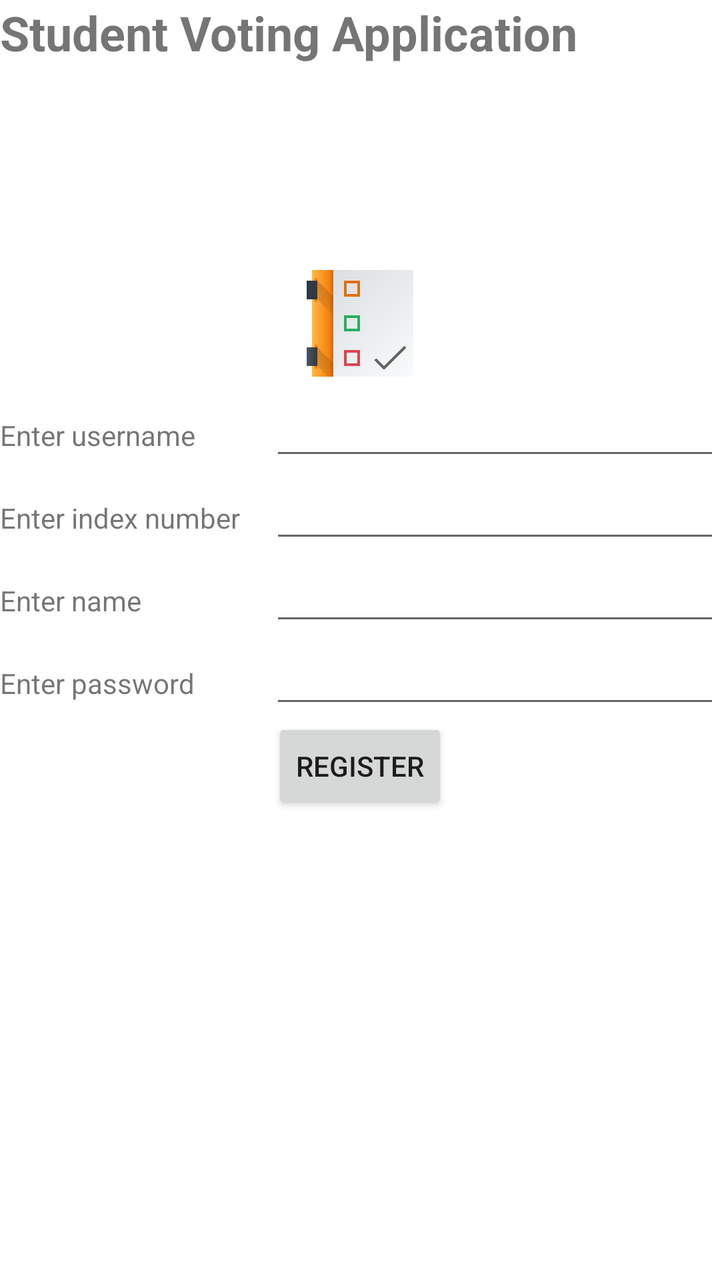
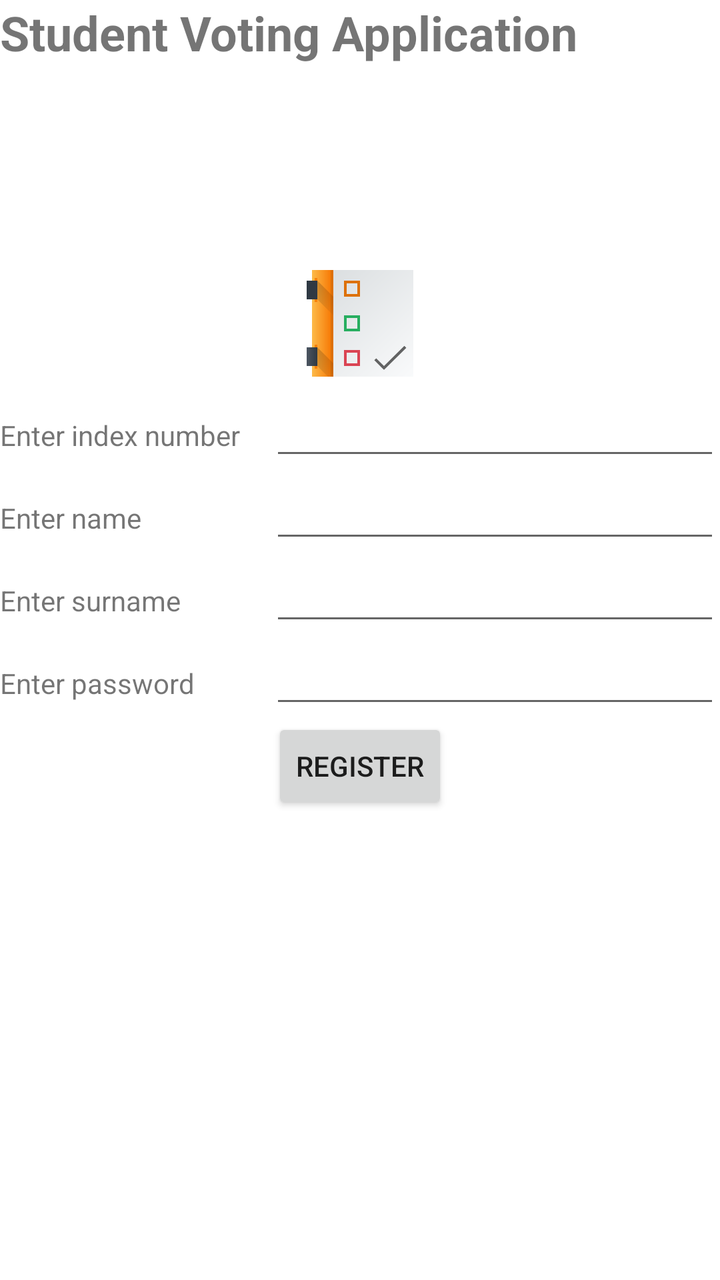

Compare the two renders of this Android layout. The source of the first and the diff that turns it into the second are given below.
<!-- AndroidManifest.xml: application theme Theme.DecideIT -->
<!-- res/layout/activity_register.xml -->
<?xml version="1.0" encoding="utf-8"?>
<LinearLayout xmlns:android="http://schemas.android.com/apk/res/android"
    xmlns:app="http://schemas.android.com/apk/res-auto"
    xmlns:tools="http://schemas.android.com/tools"
    android:id="@+id/main"
    android:layout_width="match_parent"
    android:layout_height="match_parent"
    android:orientation="vertical"
    tools:context=".RegisterActivity"
    tools:ignore="UseCompoundDrawables">

    <TextView
        android:id="@+id/appTitle2"
        android:layout_width="match_parent"
        android:layout_height="wrap_content"
        android:text="@string/AppTitle"
        android:textAlignment="center"
        android:textSize="@dimen/AppTitleSize"
        android:textStyle="bold" />

    <Space
        android:layout_width="match_parent"
        android:layout_height="match_parent"
        android:layout_weight="1" />

    <ImageView
        android:id="@+id/appLogo2"
        android:layout_width="match_parent"
        android:layout_height="wrap_content"
        android:contentDescription="@string/LogoDescription"
        app:srcCompat="@drawable/logo" />

    <LinearLayout
        android:layout_width="match_parent"
        android:layout_height="wrap_content"
        android:orientation="horizontal">

        <TextView
            android:id="@+id/usernameTextView"
            android:layout_width="match_parent"
            android:layout_height="wrap_content"
            android:layout_weight="0.5"
            android:text="@string/RegistrationUsername"
            android:textAlignment="textEnd" />

        <EditText
            android:id="@+id/registerUsernameTextEdit"
            android:layout_width="match_parent"
            android:layout_height="wrap_content"
            android:layout_weight="0.3"
            android:ems="10"
            android:inputType="text"
            tools:ignore="SpeakableTextPresentCheck,TouchTargetSizeCheck" />
    </LinearLayout>
    <LinearLayout
        android:layout_width="match_parent"
        android:layout_height="wrap_content"
        android:orientation="horizontal">

        <TextView
            android:id="@+id/indexTextView"
            android:layout_width="match_parent"
            android:layout_height="wrap_content"
            android:layout_weight="0.5"
            android:text="@string/RegistrationIndex"
            android:textAlignment="textEnd" />

        <EditText
            android:id="@+id/registerIndexTextEdit"
            android:layout_width="match_parent"
            android:layout_height="wrap_content"
            android:layout_weight="0.3"
            android:ems="10"
            android:inputType="text"
            tools:ignore="SpeakableTextPresentCheck,TouchTargetSizeCheck" />
    </LinearLayout>
    <LinearLayout
        android:layout_width="match_parent"
        android:layout_height="wrap_content"
        android:orientation="horizontal">

        <TextView
            android:id="@+id/nameTextView"
            android:layout_width="match_parent"
            android:layout_height="wrap_content"
            android:layout_weight="0.5"
            android:text="@string/RegistrationName"
            android:textAlignment="textEnd" />

        <EditText
            android:id="@+id/registerNameTextEdit"
            android:layout_width="match_parent"
            android:layout_height="wrap_content"
            android:layout_weight="0.3"
            android:ems="10"
            android:inputType="text"
            tools:ignore="SpeakableTextPresentCheck,TouchTargetSizeCheck" />
    </LinearLayout>
    <LinearLayout
        android:layout_width="match_parent"
        android:layout_height="wrap_content"
        android:orientation="horizontal">

        <TextView
            android:id="@+id/passwordTextView"
            android:layout_width="match_parent"
            android:layout_height="wrap_content"
            android:layout_weight="0.5"
            android:text="@string/RegistrationPassword"
            android:textAlignment="textEnd" />

        <EditText
            android:id="@+id/registerPasswordTextEdit"
            android:layout_width="match_parent"
            android:layout_height="wrap_content"
            android:layout_weight="0.3"
            android:ems="10"
            android:inputType="textPassword"
            tools:ignore="SpeakableTextPresentCheck,TouchTargetSizeCheck" />
    </LinearLayout>

    <Button
        android:id="@+id/button"
        android:layout_width="wrap_content"
        android:layout_height="wrap_content"
        android:layout_gravity="center"
        android:onClick="enterLoginPage"
        android:text="@string/RegisterButtonText" />

    <Space
        android:layout_width="match_parent"
        android:layout_height="match_parent"
        android:layout_weight="0.75" />
</LinearLayout>
<!-- resources referenced by this layout -->
<resources>
  <dimen name="AppTitleSize">24sp</dimen>
  <!-- drawable logo: vector/xml drawable (drawable, 5149 chars, omitted) -->
  <string name="AppTitle">Student Voting Application</string>
  <string name="LogoDescription">Logo of the application.\nSource: KOrganizer from the default KDE Breeze icon theme.</string>
  <string name="RegisterButtonText">Register</string>
  <string name="RegistrationIndex">Enter index number</string>
  <string name="RegistrationName">Enter name</string>
  <string name="RegistrationPassword">Enter password</string>
  <string name="RegistrationUsername">Enter username</string>
  <style name="Theme.DecideIT" parent="Theme.MaterialComponents.DayNight.NoActionBar">
          
          <item name="colorPrimary">@color/purple_500</item>
          <item name="colorPrimaryVariant">@color/purple_700</item>
          <item name="colorOnPrimary">@color/white</item>
          
          <item name="colorSecondary">@color/teal_200</item>
          <item name="colorSecondaryVariant">@color/teal_700</item>
          <item name="colorOnSecondary">@color/black</item>
          
          <item name="android:statusBarColor">?attr/colorPrimaryVariant</item>
          
      </style>
  <color name="purple_500">#FF6200EE</color>
  <color name="purple_700">#FF3700B3</color>
  <color name="white">#FFFFFFFF</color>
  <color name="teal_200">#FF03DAC5</color>
  <color name="teal_700">#FF018786</color>
  <color name="black">#FF000000</color>
</resources>

<!-- the commit's change to res/layout/activity_register.xml (unified diff, before → after) -->
@@ -40,7 +40,7 @@
             android:layout_width="match_parent"
             android:layout_height="wrap_content"
             android:layout_weight="0.5"
-            android:text="@string/RegistrationUsername"
+            android:text="@string/RegistrationIndex"
             android:textAlignment="textEnd" />
 
         <EditText
@@ -62,11 +62,11 @@
             android:layout_width="match_parent"
             android:layout_height="wrap_content"
             android:layout_weight="0.5"
-            android:text="@string/RegistrationIndex"
+            android:text="@string/RegistrationName"
             android:textAlignment="textEnd" />
 
         <EditText
-            android:id="@+id/registerIndexTextEdit"
+            android:id="@+id/registerNameTextEdit"
             android:layout_width="match_parent"
             android:layout_height="wrap_content"
             android:layout_weight="0.3"
@@ -84,11 +84,11 @@
             android:layout_width="match_parent"
             android:layout_height="wrap_content"
             android:layout_weight="0.5"
-            android:text="@string/RegistrationName"
+            android:text="@string/RegistrationSurname"
             android:textAlignment="textEnd" />
 
         <EditText
-            android:id="@+id/registerNameTextEdit"
+            android:id="@+id/registerSurnameTextEdit"
             android:layout_width="match_parent"
             android:layout_height="wrap_content"
             android:layout_weight="0.3"
<!-- resource entries referenced after the edit -->
@@ -8,7 +8,7 @@
   <string name="RegistrationIndex">Enter index number</string>
   <string name="RegistrationName">Enter name</string>
   <string name="RegistrationPassword">Enter password</string>
-  <string name="RegistrationUsername">Enter username</string>
+  <string name="RegistrationSurname">Enter surname</string>
   <style name="Theme.DecideIT" parent="Theme.MaterialComponents.DayNight.NoActionBar">
           
           <item name="colorPrimary">@color/purple_500</item>
